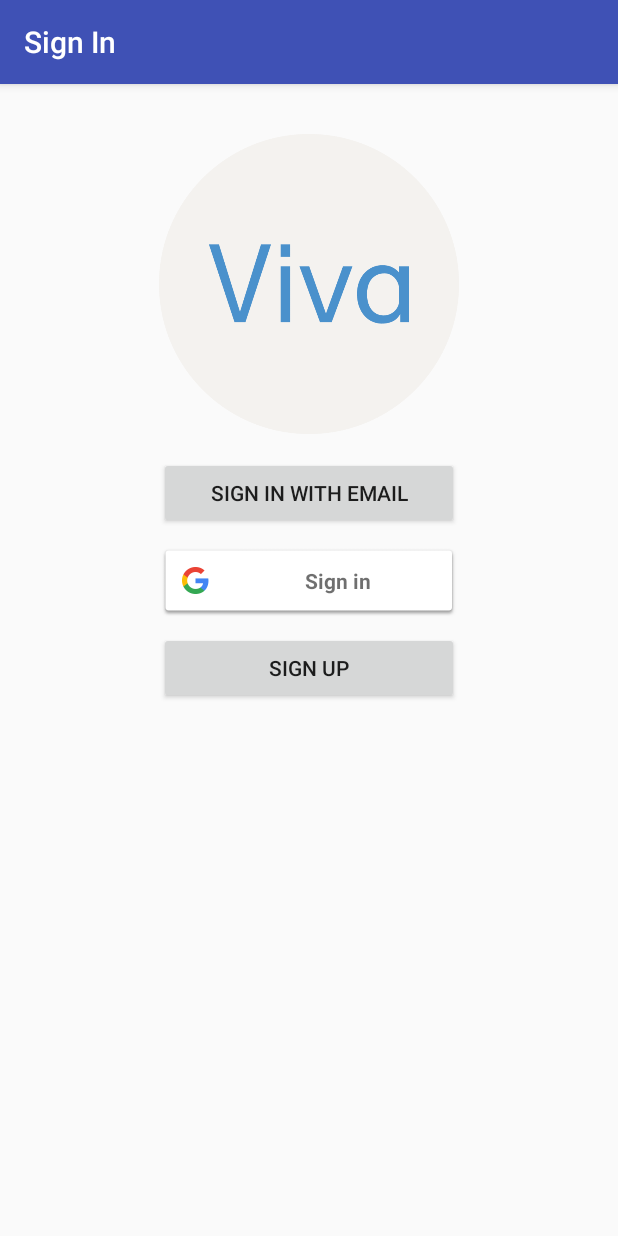
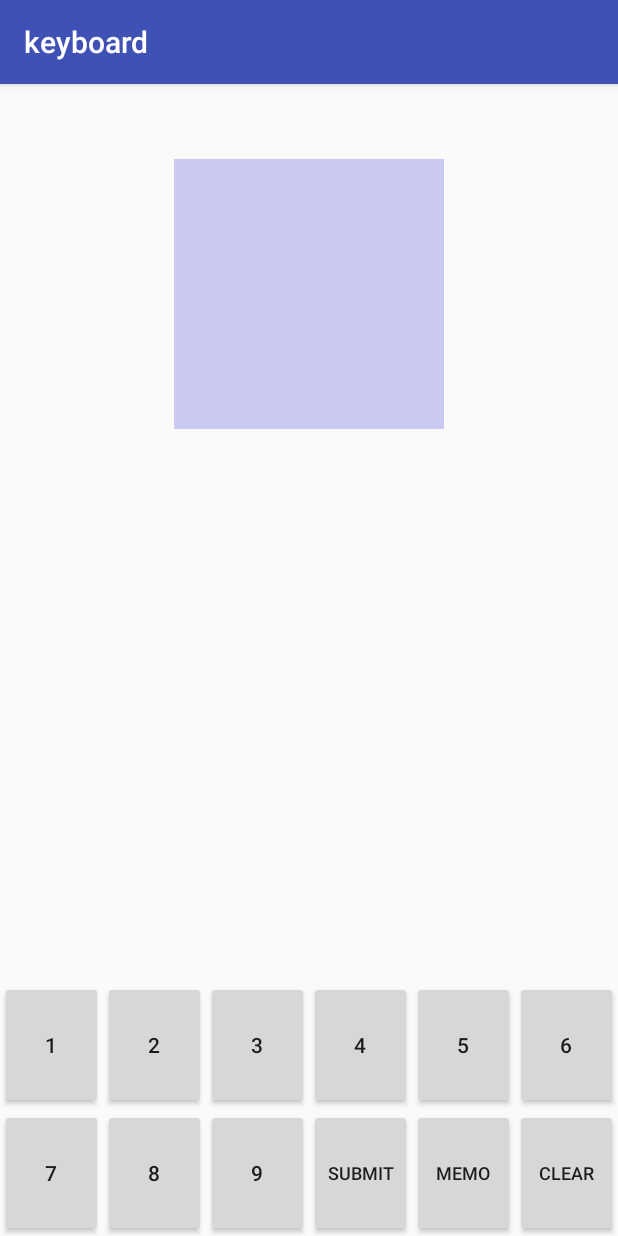
Before and after one commit to Listsene/alpha, an Android app: the screen it shows after launch (MainActivity), on a phone screen of 412 x 824 dp. Run offline under Robolectric (Android 15) with nearby library versions, the phone set to English and light mode, and no system bars.

Commit message:
added project

```diff
--- a/app/src/main/java/com/k/hilaris/alpha/MainActivity.java
+++ /dev/null
@@ -1,103 +0,0 @@
-package com.k.hilaris.alpha;
-/*
-Login Activity through Google sign in
-
- */
-import android.content.Intent;
-import android.support.v7.app.AppCompatActivity;
-import android.os.Bundle;
-import android.util.Log;
-import android.view.View;
-
-import com.google.android.gms.auth.api.signin.GoogleSignIn;
-import com.google.android.gms.auth.api.signin.GoogleSignInAccount;
-import com.google.android.gms.auth.api.signin.GoogleSignInClient;
-import com.google.android.gms.auth.api.signin.GoogleSignInOptions;
-import com.google.android.gms.common.SignInButton;
-import com.google.android.gms.common.api.ApiException;
-import com.google.android.gms.tasks.Task;
-import com.k.hilaris.alpha.Front.FrontActivity;
-
-public class MainActivity extends AppCompatActivity {
-    private GoogleSignInClient mGoogleSignInClient;
-    // Google's sign in code thing
-    private static final int RC_SIGN_IN = 9001;
-
-    @Override
-    protected void onCreate(Bundle savedInstanceState) {
-        super.onCreate(savedInstanceState);
-        setContentView(R.layout.activity_main);
-
-        // Configure sign-in to request the user's ID, email address, and basic
-        // profile. ID and basic profile are included in DEFAULT_SIGN_IN.
-        GoogleSignInOptions gso = new GoogleSignInOptions.Builder(GoogleSignInOptions.DEFAULT_SIGN_IN)
-                .requestEmail()
-                .build();
-        // Build a GoogleSignInClient with the options specified by gso.
-        mGoogleSignInClient = GoogleSignIn.getClient(this, gso);
-
-        // Set the dimensions of the sign-in button.
-        SignInButton signInButton = findViewById(R.id.google_sign_in);
-        //signInButton.setSize(SignInButton.SIZE_WIDE);
-
-        signInButton.setOnClickListener(new View.OnClickListener() {
-            @Override
-            public void onClick(View view) {
-                signIn();
-            }
-        });
-    }
-
-    private void signIn() {
-        Intent signInIntent = mGoogleSignInClient.getSignInIntent();
-        startActivityForResult(signInIntent, RC_SIGN_IN);
-    }
-
-    @Override
-    public void onActivityResult(int requestCode, int resultCode, Intent data) {
-        super.onActivityResult(requestCode, resultCode, data);
-
-        // Result returned from launching the Intent from GoogleSignInClient.getSignInIntent(...);
-        if (requestCode == RC_SIGN_IN) {
-            // The Task returned from this call is always completed, no need to attach
-            // a listener.
-            Task<GoogleSignInAccount> task = GoogleSignIn.getSignedInAccountFromIntent(data);
-            handleSignInResult(task);
-        }
-    }
-
-    private void handleSignInResult(Task<GoogleSignInAccount> completedTask) {
-        try {
-            GoogleSignInAccount account = completedTask.getResult(ApiException.class);
-
-            // Signed in successfully, show authenticated UI.
-            updateUI(account);
-        } catch (ApiException e) {
-            // The ApiException status code indicates the detailed failure reason.
-            // Please refer to the GoogleSignInStatusCodes class reference for more information.
-            Log.w("Login fail", "signInResult:failed code=" + e.getStatusCode());
-            updateUI(null);
-        }
-    }
-
-    @Override
-    protected void onStart() {
-        // Check for existing Google Sign In account, if the user is already signed in
-        // the GoogleSignInAccount will be non-null.
-        GoogleSignInAccount account = GoogleSignIn.getLastSignedInAccount(this);
-        updateUI(account);
-        super.onStart();
-    }
-
-    private void updateUI(GoogleSignInAccount account) {
-        if(account != null) {
-            Intent intent = new Intent(this, FrontActivity.class);
-            startActivity(intent);
-        }
-    }
-
-    @Override
-    public void onPointerCaptureChanged(boolean hasCapture) {
-
-    }
-}
--- a/app/src/main/res/layout/activity_main.xml
+++ b/app/src/main/res/layout/activity_main.xml
@@ -1,41 +1,143 @@
 <?xml version="1.0" encoding="utf-8"?>
-<RelativeLayout xmlns:android = "http://schemas.android.com/apk/res/android"
-xmlns:app="http://schemas.android.com/apk/res-auto"
+<RelativeLayout
+    xmlns:android="http://schemas.android.com/apk/res/android"
+    xmlns:app="http://schemas.android.com/apk/res-auto"
     xmlns:tools="http://schemas.android.com/tools"
     android:layout_width="match_parent"
     android:layout_height="match_parent"
     tools:context=".MainActivity">
 
-    <ImageView
-        android:id="@+id/logo"
-        android:layout_width="200dp"
-        android:layout_height="200dp"
+    <TextView
+        android:background="#c9c9f1"
+        android:id="@+id/textView"
+        android:layout_width="180dp"
+        android:layout_height="180dp"
         android:layout_alignParentTop="true"
-        android:layout_centerHorizontal="true"
-        android:layout_marginTop="33dp"
-        android:src="@drawable/logo" />
-    <Button
-        android:layout_width="200dp"
-        android:layout_height="wrap_content"
-        android:text="Sign In with Email"
-        android:id="@+id/email_sign_in"
-        android:layout_below="@+id/logo"
-        android:layout_marginTop="15dp"
-        android:layout_centerHorizontal = "true" />
-    <Button
-        android:layout_width="200dp"
-        android:layout_height="wrap_content"
-        android:text="Sign Up"
-        android:id="@+id/sign_up"
-        android:layout_below="@+id/google_sign_in"
-        android:layout_marginTop="10dp"
-        android:layout_centerHorizontal = "true" />
-    <com.google.android.gms.common.SignInButton
-        android:id="@+id/google_sign_in"
-        android:layout_width="200dp"
-        android:layout_height="wrap_content"
-        android:layout_centerHorizontal="true"
-        android:layout_below="@+id/email_sign_in"
-        android:layout_marginTop="10dp"/>
+        android:layout_margin="50dp"
+        android:padding="5dp"
+        android:textColor="@android:color/black"
+        android:textSize="20dp"
+        android:layout_centerInParent="true"
+        android:gravity="center_horizontal|center_vertical"/>
+
+
+    <LinearLayout
+        android:layout_width="match_parent"
+        android:layout_height="170dp"
+        android:orientation="vertical"
+        android:layout_alignParentBottom="true">
+
+        <LinearLayout
+            android:layout_width="match_parent"
+            android:layout_height="85dp"
+            android:orientation="horizontal">
+
+            <Button
+                android:id="@+id/button_1"
+                android:layout_width="0dp"
+                android:layout_height="match_parent"
+                android:layout_weight="1"
+                android:text="1"
+                android:onClick="onClick"/>
+
+            <Button
+                android:id="@+id/button_2"
+                android:layout_width="0dp"
+                android:layout_height="match_parent"
+                android:layout_weight="1"
+                android:text="2"
+                android:onClick="onClick"/>
+
+            <Button
+                android:id="@+id/button_3"
+                android:layout_width="0dp"
+                android:layout_height="match_parent"
+                android:layout_weight="1"
+                android:text="3"
+                android:onClick="onClick"/>
+
+            <Button
+                android:id="@+id/button_4"
+                android:layout_width="0dp"
+                android:layout_height="match_parent"
+                android:layout_weight="1"
+                android:text="4"
+                android:onClick="onClick"/>
+
+            <Button
+                android:id="@+id/button_5"
+                android:layout_width="0dp"
+                android:layout_height="match_parent"
+                android:layout_weight="1"
+                android:text="5"
+                android:onClick="onClick"/>
+
+            <Button
+                android:id="@+id/button_6"
+                android:layout_width="0dp"
+                android:layout_height="match_parent"
+                android:layout_weight="1"
+                android:text="6"
+                android:onClick="onClick"/>
+        </LinearLayout>
+
+        <LinearLayout
+            android:layout_width="match_parent"
+            android:layout_height="85dp"
+            android:orientation="horizontal">
+
+            <Button
+                android:id="@+id/button_7"
+                android:layout_width="0dp"
+                android:layout_height="match_parent"
+                android:layout_weight="1"
+                android:text="7"
+                android:onClick="onClick"/>
+
+            <Button
+                android:id="@+id/button_8"
+                android:layout_width="0dp"
+                android:layout_height="match_parent"
+                android:layout_weight="1"
+                android:text="8"
+                android:onClick="onClick"/>
+
+            <Button
+                android:id="@+id/button_9"
+                android:layout_width="0dp"
+                android:layout_height="match_parent"
+                android:layout_weight="1"
+                android:text="9"
+                android:onClick="onClick"/>
+
+            <Button
+                android:id="@+id/button_submit"
+                android:layout_width="0dp"
+                android:layout_height="match_parent"
+                android:layout_weight="1"
+                android:text="Submit"
+                android:onClick="onClick"
+                android:textSize="12dp"/>
+
+            <Button
+                android:id="@+id/button_memo"
+                android:layout_width="0dp"
+                android:layout_height="match_parent"
+                android:layout_weight="1"
+                android:text="Memo"
+                android:onClick="onClick"
+                android:textSize="12dp"/>
+
+            <Button
+                android:id="@+id/button_clear"
+                android:layout_width="0dp"
+                android:layout_height="match_parent"
+                android:layout_weight="1"
+                android:text="Clear"
+                android:onClick="onClick"
+                android:textSize="12dp"/>
+        </LinearLayout>
+    </LinearLayout>
+
 
 </RelativeLayout>
--- a/app/src/main/res/values/strings.xml
+++ b/app/src/main/res/values/strings.xml
@@ -1,5 +1,3 @@
 <resources>
-    <string name="app_name">Alpha</string>
-
-    <string name="google_api">QVUImj2z2TFe9FvZOj-HW4xC</string>
+    <string name="app_name">keyboard</string>
 </resources>
```
Also changed, not shown: app/build.gradle (+5 -8 lines), app/src/main/AndroidManifest.xml (+3 -8 lines), app/src/main/java/com/example/gg/keyboard/MainActivity.java (added, +110 -0 lines), app/src/main/java/com/k/hilaris/alpha/Front/FrontActivity.java (deleted, +0 -66 lines), app/src/main/res/layout/activity_front.xml (deleted, +0 -34 lines), app/src/main/res/drawable/logo.png (deleted), gradle/wrapper/gradle-wrapper.properties, 6 other files.
